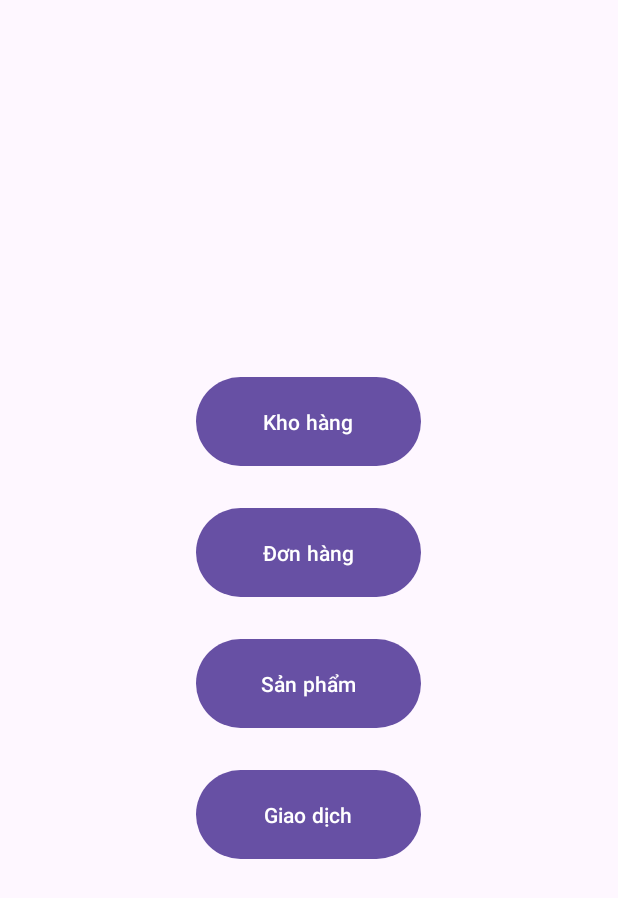
After one commit to manhvv15/PRM392_Project, an Android app: the Admin screen opened directly, with no data from a screen before it, on a phone screen of 412 x 824 dp. The commit adds this screen. Shown: the top 898 px of the screen. Run offline under Robolectric (Android 15) with nearby library versions, the phone set to English and light mode, and no system bars.

Commit message:
Home admin

```diff
--- /dev/null
+++ b/app/src/main/java/com/example/prm392_project/Admin.java
@@ -0,0 +1,56 @@
+package com.example.prm392_project;
+
+import androidx.appcompat.app.AppCompatActivity;
+
+import android.content.Intent;
+import android.os.Bundle;
+import android.view.View;
+import android.widget.Button;
+
+import com.example.prm392_project.model.Product;
+
+public class Admin extends AppCompatActivity {
+
+    Button khoHang,sanPham,donHang,giaoDich;
+    @Override
+    protected void onCreate(Bundle savedInstanceState) {
+        super.onCreate(savedInstanceState);
+        setContentView(R.layout.activity_admin);
+        khoHang = findViewById(R.id.btnKhoHang);
+        sanPham = findViewById(R.id.btnSanPham);
+        donHang = findViewById(R.id.btnDonHang);
+        giaoDich = findViewById(R.id.btnTransaction);
+        //kho hang
+        khoHang.setOnClickListener(new View.OnClickListener() {
+            @Override
+            public void onClick(View v) {
+                Intent intent = new Intent(Admin.this, Admin_Storeage.class);
+                startActivity(intent);
+            }
+        });
+        //san pham
+        sanPham.setOnClickListener(new View.OnClickListener() {
+            @Override
+            public void onClick(View v) {
+                Intent intent = new Intent(Admin.this, Product.class);
+                startActivity(intent);
+            }
+        });
+        //don hang
+        donHang.setOnClickListener(new View.OnClickListener() {
+            @Override
+            public void onClick(View v) {
+                Intent intent = new Intent(Admin.this, Product.class);
+                startActivity(intent);
+            }
+        });
+        /// giao dich
+        giaoDich.setOnClickListener(new View.OnClickListener() {
+            @Override
+            public void onClick(View v) {
+                Intent intent = new Intent(Admin.this, Admin_Storeage.class);
+                startActivity(intent);
+            }
+        });
+    }
+}
--- a/app/src/main/java/com/example/prm392_project/adapter/ProductAdapter.java
+++ b/app/src/main/java/com/example/prm392_project/adapter/ProductAdapter.java
@@ -113,7 +113,7 @@ public class ProductAdapter extends RecyclerView.Adapter<ProductAdapter.ProductH
                   //  Product product = new Product();
                   //  product.setId();
                 //    ProductAdapter adapter = new ProductAdapter(product);
-                    IdProduct = product.getId();
+               //     IdProduct = product.getpos.getId();
                 //   int x = IdProduct;
                     Context context = itemView.getContext();
                     // Tạo một hộp thoại cảnh báo
--- a/app/src/main/java/com/example/prm392_project/model/Storage.java
+++ b/app/src/main/java/com/example/prm392_project/model/Storage.java
@@ -28,4 +28,9 @@ public class Storage {
     private User updatedBy;
     private Timestamp deletedAt;
     private User deletedBy;
+
+    public Storage(int i, String name1, int i1, int i2) {
+        this.id = i;
+
+    }
 }
--- /dev/null
+++ b/app/src/main/res/layout/activity_admin.xml
@@ -0,0 +1,37 @@
+<?xml version="1.0" encoding="utf-8"?>
+<LinearLayout xmlns:android="http://schemas.android.com/apk/res/android"
+    xmlns:app="http://schemas.android.com/apk/res-auto"
+    xmlns:tools="http://schemas.android.com/tools"
+    android:layout_width="match_parent"
+    android:layout_height="match_parent"
+    tools:context=".Admin"
+    android:orientation="vertical"
+    android:gravity="center">
+    <Button
+        android:layout_width="150dp"
+        android:layout_height="wrap_content"
+        android:text="Kho hàng"
+        android:padding="20dp"
+        android:id="@+id/btnKhoHang"/>
+    <Button
+        android:layout_width="150dp"
+        android:layout_height="wrap_content"
+        android:text="Đơn hàng"
+        android:padding="20dp"
+        android:layout_marginTop="20dp"
+        android:id="@+id/btnDonHang"/>
+    <Button
+        android:layout_width="150dp"
+        android:layout_height="wrap_content"
+        android:text="Sản phẩm"
+        android:layout_marginTop="20dp"
+        android:padding="20dp"
+        android:id="@+id/btnSanPham"/>
+    <Button
+        android:layout_width="150dp"
+        android:layout_height="wrap_content"
+        android:padding="20dp"
+        android:layout_marginTop="20dp"
+        android:text="Giao dịch"
+        android:id="@+id/btnTransaction"/>
+</LinearLayout>
```
Also changed, not shown: app/src/main/AndroidManifest.xml (+7 -1 lines), app/src/main/java/com/example/prm392_project/Admin_Storeage.java (+28 -0 lines), app/src/main/java/com/example/prm392_project/DetailStorerage.java (added, +52 -0 lines), app/src/main/java/com/example/prm392_project/adapter/StoreageAdapter.java (+121 -1 lines), app/src/main/java/com/example/prm392_project/dal/StorageDAO.java (+43 -0 lines), app/src/main/res/layout/activity_admin_storeage.xml (+15 -3 lines), app/src/main/res/layout/activity_detail_storerage.xml (added, +79 -0 lines), app/src/main/res/layout/storeage_list.xml (+36 -17 lines).
